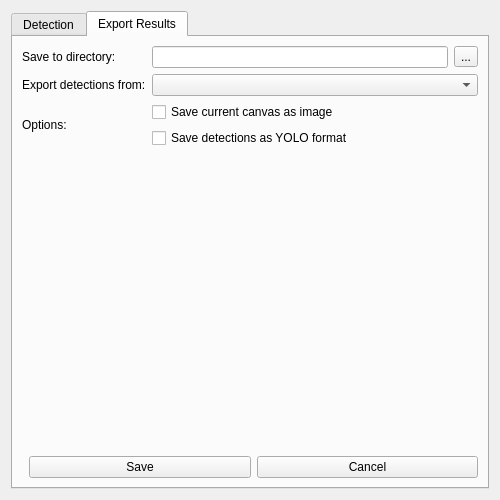
Old version of the form yolo_plugin/yolo_plugin_dialog_base.ui in the repository mateusz29/qgis-yolo-plugin.
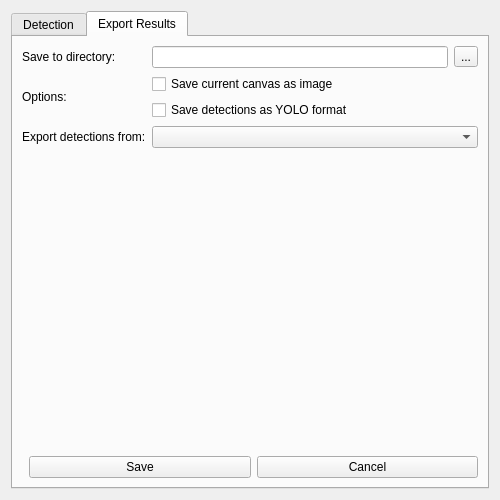
New version of the form. The open tabs and pages were chosen to show the change.

Commit message: Change layout of export detections tab

Patch:
```diff
--- a/yolo_plugin/yolo_plugin_dialog_base.ui
+++ b/yolo_plugin/yolo_plugin_dialog_base.ui
@@ -327,24 +327,24 @@
            </item>
           </layout>
          </item>
-         <item row="1" column="0">
-          <widget class="QLabel" name="label_export_layer">
-           <property name="text">
-            <string>Export detections from:</string>
-           </property>
-          </widget>
-         </item>
-         <item row="1" column="1">
-          <widget class="QComboBox" name="comboBox_export_layer"/>
-         </item>
-         <item row="2" column="0">
+        <item row="1" column="0">
           <widget class="QLabel" name="label_options">
            <property name="text">
             <string>Options:</string>
            </property>
           </widget>
          </item>
+         <item row="2" column="0">
+          <widget class="QLabel" name="label_export_layer">
+           <property name="text">
+            <string>Export detections from:</string>
+           </property>
+          </widget>
+         </item>
          <item row="2" column="1">
+          <widget class="QComboBox" name="comboBox_export_layer"/>
+         </item>
+         <item row="1" column="1">
           <layout class="QVBoxLayout" name="verticalLayout_export_options">
            <item>
             <widget class="QCheckBox" name="checkBox_save_canvas">
```
